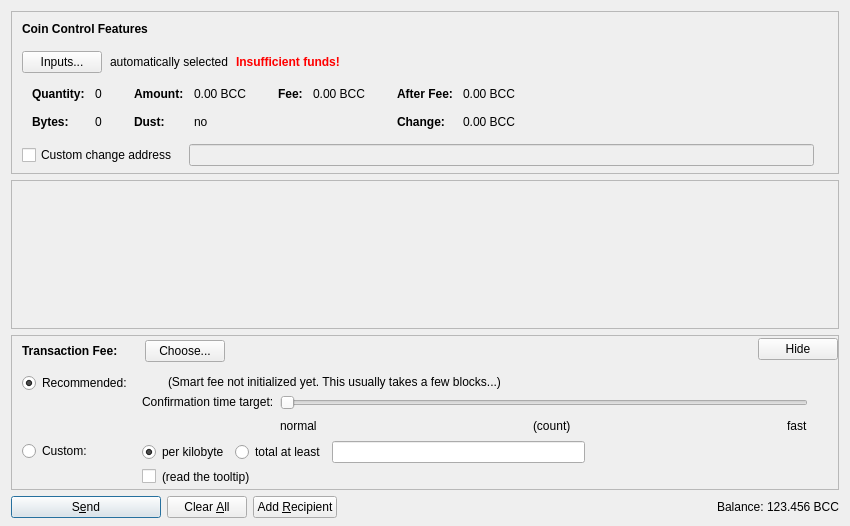
Before: the Qt Designer form src/qt/forms/sendcoinsdialog.ui in Bitcoin-ABC/bitcoin-abc, drawn with Qt 5.
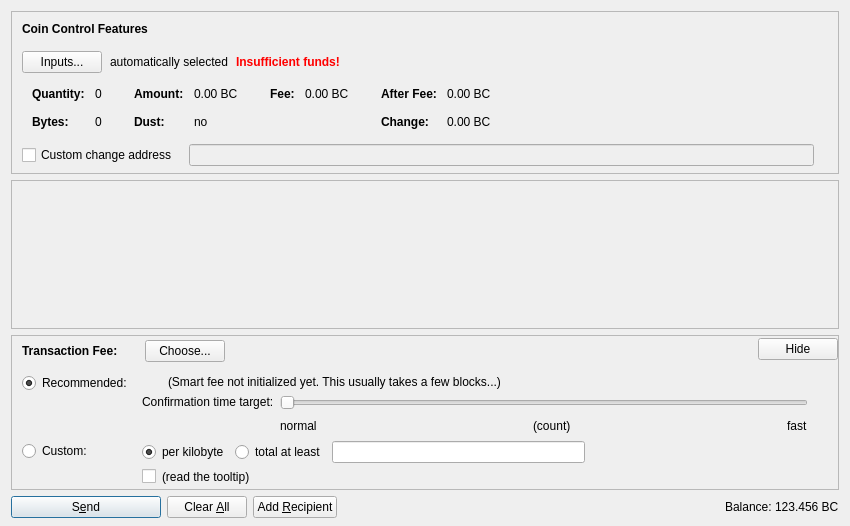
After: the same form once the commit is applied. Icons and pictures are not drawn. Custom widgets are drawn as their Qt base class.

Diff of the .ui file:
```diff
--- a/src/qt/forms/sendcoinsdialog.ui
+++ b/src/qt/forms/sendcoinsdialog.ui
@@ -324,7 +324,7 @@
                   <enum>Qt::ActionsContextMenu</enum>
                  </property>
                  <property name="text">
-                  <string notr="true">0.00 BCC</string>
+                  <string notr="true">0.00 BC</string>
                  </property>
                  <property name="textInteractionFlags">
                   <set>Qt::LinksAccessibleByMouse|Qt::TextSelectableByKeyboard|Qt::TextSelectableByMouse</set>
@@ -404,7 +404,7 @@
                   <enum>Qt::ActionsContextMenu</enum>
                  </property>
                  <property name="text">
-                  <string notr="true">0.00 BCC</string>
+                  <string notr="true">0.00 BC</string>
                  </property>
                  <property name="textInteractionFlags">
                   <set>Qt::LinksAccessibleByMouse|Qt::TextSelectableByKeyboard|Qt::TextSelectableByMouse</set>
@@ -455,7 +455,7 @@
                   <enum>Qt::ActionsContextMenu</enum>
                  </property>
                  <property name="text">
-                  <string notr="true">0.00 BCC</string>
+                  <string notr="true">0.00 BC</string>
                  </property>
                  <property name="textInteractionFlags">
                   <set>Qt::LinksAccessibleByMouse|Qt::TextSelectableByKeyboard|Qt::TextSelectableByMouse</set>
@@ -484,7 +484,7 @@
                   <enum>Qt::ActionsContextMenu</enum>
                  </property>
                  <property name="text">
-                  <string notr="true">0.00 BCC</string>
+                  <string notr="true">0.00 BC</string>
                  </property>
                  <property name="textInteractionFlags">
                   <set>Qt::LinksAccessibleByMouse|Qt::TextSelectableByKeyboard|Qt::TextSelectableByMouse</set>
@@ -1290,7 +1290,7 @@
           <cursorShape>IBeamCursor</cursorShape>
          </property>
          <property name="text">
-          <string notr="true">123.456 BCC</string>
+          <string notr="true">123.456 BC</string>
          </property>
          <property name="textInteractionFlags">
           <set>Qt::LinksAccessibleByMouse|Qt::TextSelectableByKeyboard|Qt::TextSelectableByMouse</set>
```
